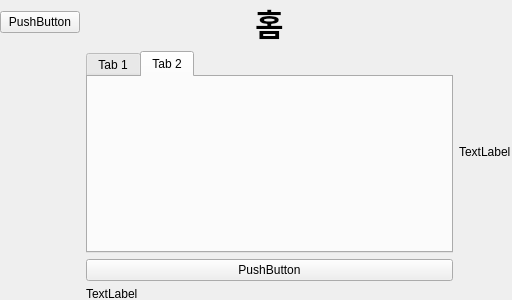
The window that untitled1.ui (CSeJin/project-deguli) describes before a commit, drawn with Qt 5.
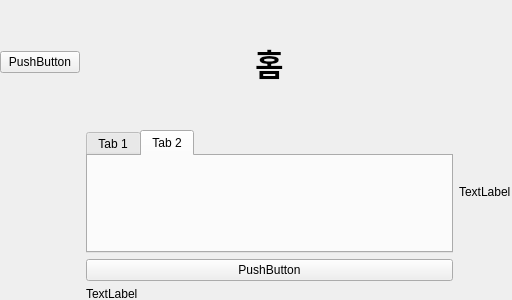
The same window after the commit.

```diff
--- a/untitled1.ui
+++ b/untitled1.ui
@@ -27,7 +27,7 @@
      <item row="1" column="1">
       <widget class="QLabel" name="label">
        <property name="sizePolicy">
-        <sizepolicy hsizetype="Expanding" vsizetype="Maximum">
+        <sizepolicy hsizetype="Expanding" vsizetype="Expanding">
          <horstretch>0</horstretch>
          <verstretch>0</verstretch>
         </sizepolicy>
```
